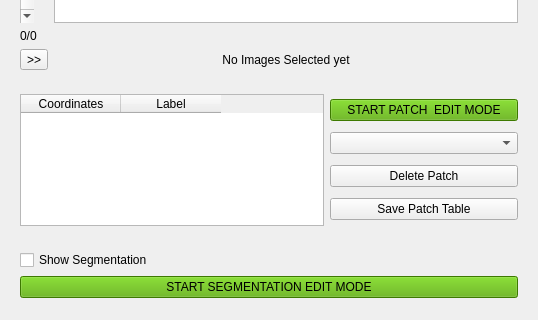
lucieDLE/TTSegTool, file TTSegTool/Resources/UI/TTSegTool.ui: the form before one commit; both pictures show x 0 to 538 and y 417 to 737 of the 538 by 1005 pixel window.
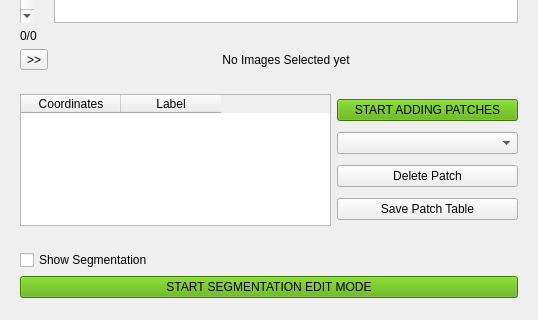
The form after the commit. Custom widgets are drawn as their Qt base class.

Commit message: ENH: Adding patch sample interactions, changing color of eyelid segment

What changed in the file:
```diff
--- a/TTSegTool/Resources/UI/TTSegTool.ui
+++ b/TTSegTool/Resources/UI/TTSegTool.ui
@@ -256,7 +256,7 @@
            <string notr="true">QPushButton {background-color: rgb(85, 170, 0)}</string>
           </property>
           <property name="text">
-           <string>    START PATCH  EDIT MODE    </string>
+           <string>    START ADDING PATCHES    </string>
           </property>
           <property name="checkable">
            <bool>true</bool>
```
The commit also changes 1 other file.
